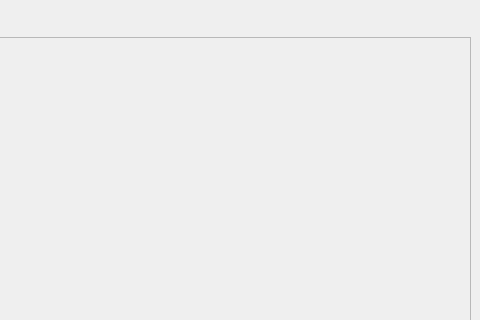
First picture: the form in src/gui/mainwindow.ui, repository leexHN/QT_Map, before the edit; both pictures show x 220 to 700 and y 0 to 320 of the 700 by 700 pixel window.
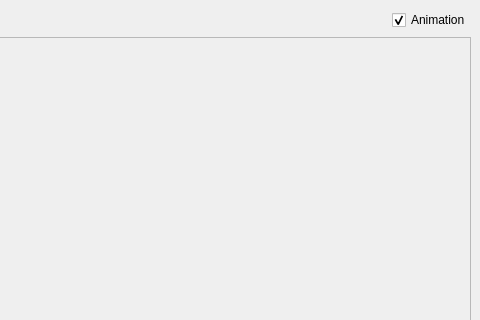
Second picture: the form after the edit.

Commit message: add check box show animation to speed up maping

Diff of the .ui file:
```diff
--- a/src/gui/mainwindow.ui
+++ b/src/gui/mainwindow.ui
@@ -205,6 +205,16 @@
         </property>
        </spacer>
       </item>
+      <item>
+       <widget class="QCheckBox" name="animation_checkBox">
+        <property name="text">
+         <string>Animation</string>
+        </property>
+        <property name="checked">
+         <bool>true</bool>
+        </property>
+       </widget>
+      </item>
      </layout>
     </item>
    </layout>
```
Left out of the diff: 4 changed lines with no effect on the pictures. The commit also changes 9 other files.
